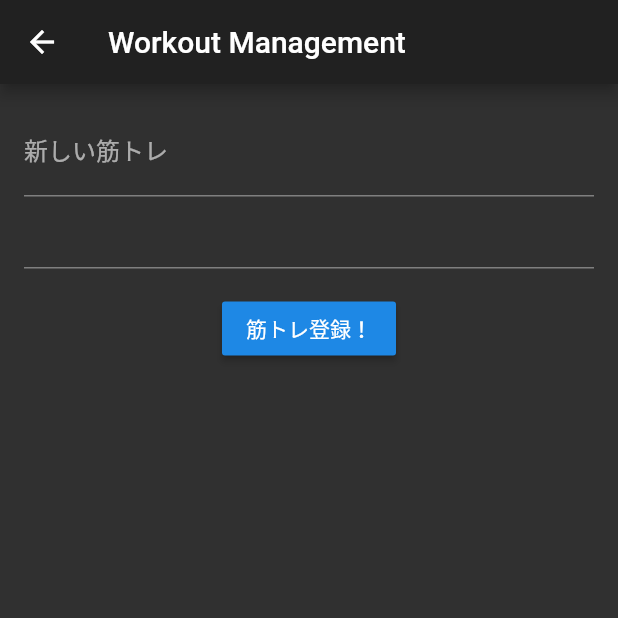
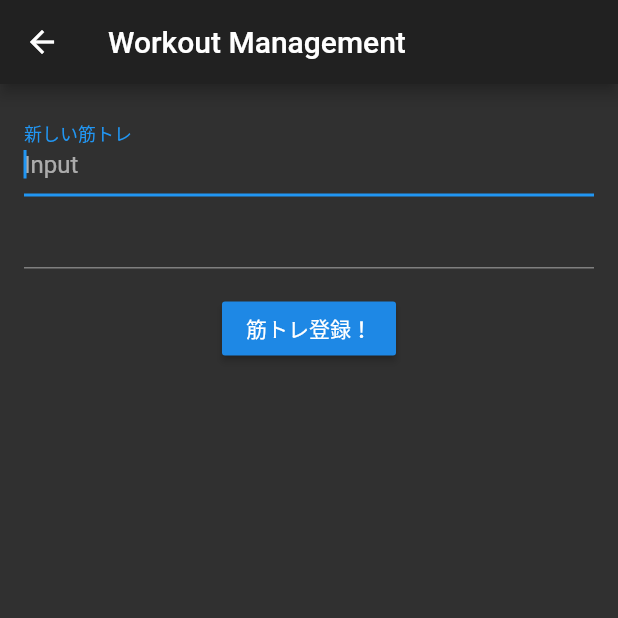
Before and after one commit to Postboll/workoutmanagement_new, a Flutter app: the screen it shows after launch, after a tap on the "touch app" icon, on a phone screen of 412 x 824 dp, the top half of it. Run offline on Flutter 3.47's test engine with Material 2 defaults, Android fonts, the phone set to English and light mode, and no system bars; our stand-ins replace cloud_firestore, firebase_core; accounts and stored records are empty.

Commit message:
I should add digit with some constraint to add_page.dart
But I am stuck in checkboxListTile problem by using gridview

```diff
--- a/lib/add/add_page.dart
+++ b/lib/add/add_page.dart
@@ -1,4 +1,5 @@
 import 'package:flutter/material.dart';
+import 'package:flutter/services.dart';
 import 'package:provider/provider.dart';
 import 'package:workout_management/main_model.dart';
 
@@ -27,6 +28,7 @@ class AddPage extends StatelessWidget {
             child: Column(
               children: [
                 TextField(
+                  autofocus: true,
                   decoration: InputDecoration(
                     labelText: '新しい筋トレ',
                     hintText: 'Input',
@@ -35,9 +37,14 @@ class AddPage extends StatelessWidget {
                     model.newWorkoutText = text;
                   },
                 ),
-                TextField(
-
-
+                TextFormField(
+                  keyboardType: TextInputType.number,
+                  inputFormatters: <TextInputFormatter>[
+                    WhitelistingTextInputFormatter.digitsOnly
+                  ],
+                  onChanged: (text) {
+                    model.newWorkoutDigit = text as int;
+                  },
                 ),
                 SizedBox(
                   height: 16,
--- a/lib/main.dart
+++ b/lib/main.dart
@@ -40,11 +40,11 @@ class MainPage extends StatelessWidget {
       child: Scaffold(
 
         appBar: AppBar(
-          title: Text("Workout Management"),
+          title: Text("Workout at home"),
           actions: [
               Consumer<MainModel>(builder: (context, model, child){
+
                 final isActive = model.checkShouldActiveCompleteButton();
-
 
                 return FlatButton(onPressed: isActive
                   ? () async {
@@ -81,6 +81,7 @@ class MainPage extends StatelessWidget {
 
                 );
                 } else {
+                var counts;
                 return GridView.count(
                 primary: false,
                 crossAxisCount: 2,
@@ -92,7 +93,11 @@ class MainPage extends StatelessWidget {
                             (workout) => Material(
                               color: Colors.teal[400],
                               child: CheckboxListTile(
-                                  title: Text(workout.title),
+                                  title:
+                                  Text(
+                                    workout.title,
+                                    style: TextStyle(fontSize: 14),
+                                  ),
                                   value: workout.isDone,
                                   onChanged: (bool value) {
                                   workout.isDone = !workout.isDone;
--- a/lib/main_model.dart
+++ b/lib/main_model.dart
@@ -7,6 +7,7 @@ class MainModel extends ChangeNotifier{
 
   List<Workout> workoutList = [];
   String newWorkoutText = '';
+  int newWorkoutDigit = 0 ;
 
   Future getWorkoutList() async {
 
@@ -37,6 +38,7 @@ class MainModel extends ChangeNotifier{
     await collection.add({
       'title': newWorkoutText,
       'createdAt': Timestamp.now(),
+      'count' : newWorkoutDigit,
     });
 
   }
--- a/lib/workout.dart
+++ b/lib/workout.dart
@@ -4,13 +4,16 @@ class Workout {
   Workout(DocumentSnapshot doc) {
     this.documentReference = doc.reference;
     this.title = doc.data()['title'];
+    this.count = doc.data()['count'];
 
     final Timestamp timestamp = doc.data()['createdAt'];
     this.createdAt = timestamp.toDate();
+
   }
 
   String title;
   DateTime createdAt;
+  int count;
   bool isDone = false;
   DocumentReference documentReference;
 
```
